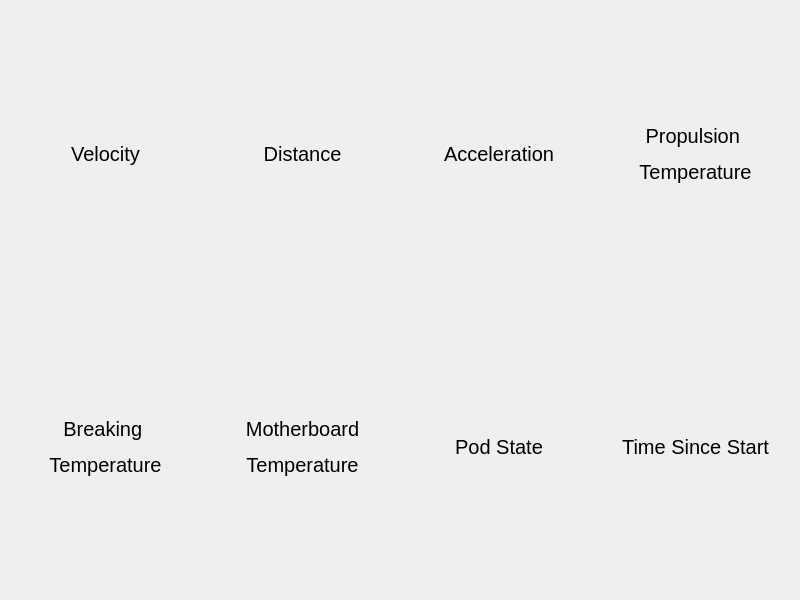
Before: the Qt Designer form dashboard/dashboard/mainwindow.ui in teamwaterloop/goose3-dashboard, drawn with Qt 5.
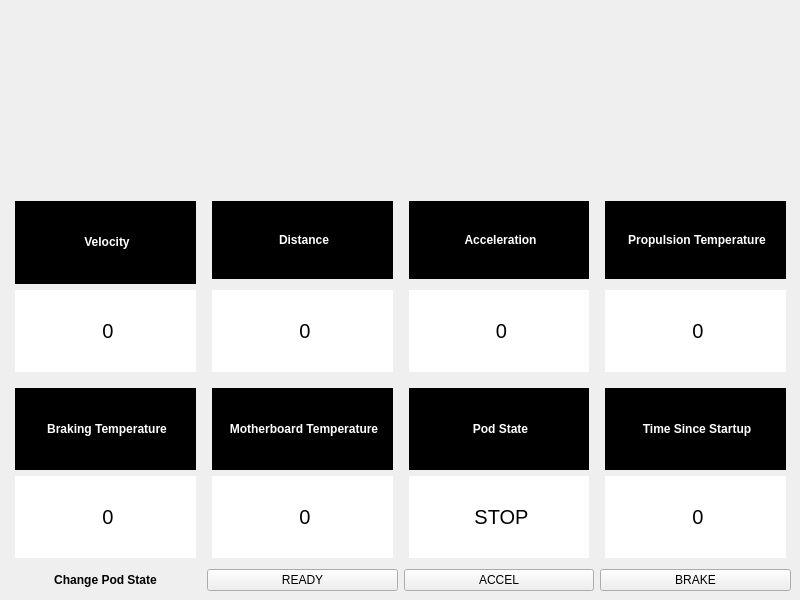
After: the same form once the commit is applied. Icons and pictures are not drawn.

The edit to the form file:
```diff
--- a/dashboard/dashboard/mainwindow.ui
+++ b/dashboard/dashboard/mainwindow.ui
@@ -23,128 +23,368 @@
     </rect>
    </property>
    <layout class="QGridLayout" name="gridLayout">
+    <item row="2" column="3">
+     <layout class="QVBoxLayout" name="ttsContainer">
+      <item>
+       <widget class="QLabel" name="label_12">
+        <property name="font">
+         <font>
+          <weight>75</weight>
+          <bold>true</bold>
+         </font>
+        </property>
+        <property name="styleSheet">
+         <string notr="true">margin-top: 5px;
+margin-left: 5px;
+margin-right: 5px;
+background: black;
+color: white;</string>
+        </property>
+        <property name="text">
+         <string>&lt;html&gt;&lt;head/&gt;&lt;body&gt;&lt;p align=&quot;center&quot;&gt;Time Since Startup&lt;/p&gt;&lt;/body&gt;&lt;/html&gt;</string>
+        </property>
+       </widget>
+      </item>
+      <item>
+       <widget class="QLabel" name="tts">
+        <property name="font">
+         <font>
+          <pointsize>15</pointsize>
+         </font>
+        </property>
+        <property name="styleSheet">
+         <string notr="true">margin-bottom: 5px;
+margin-left: 5px;
+margin-right: 5px;
+background: white;</string>
+        </property>
+        <property name="text">
+         <string>&lt;html&gt;&lt;head/&gt;&lt;body&gt;&lt;p align=&quot;center&quot;&gt;0&lt;/p&gt;&lt;/body&gt;&lt;/html&gt;</string>
+        </property>
+       </widget>
+      </item>
+     </layout>
+    </item>
+    <item row="2" column="2">
+     <layout class="QVBoxLayout" name="podStateContainer">
+      <item>
+       <widget class="QLabel" name="label_10">
+        <property name="font">
+         <font>
+          <weight>75</weight>
+          <bold>true</bold>
+         </font>
+        </property>
+        <property name="styleSheet">
+         <string notr="true">margin-top: 5px;
+margin-left: 5px;
+margin-right: 5px;
+background: black;
+color: white;</string>
+        </property>
+        <property name="text">
+         <string>&lt;html&gt;&lt;head/&gt;&lt;body&gt;&lt;p align=&quot;center&quot;&gt;Pod State&lt;/p&gt;&lt;/body&gt;&lt;/html&gt;</string>
+        </property>
+       </widget>
+      </item>
+      <item>
+       <widget class="QLabel" name="podState">
+        <property name="font">
+         <font>
+          <pointsize>15</pointsize>
+         </font>
+        </property>
+        <property name="styleSheet">
+         <string notr="true">margin-bottom: 5px;
+margin-left: 5px;
+margin-right: 5px;
+background: white;</string>
+        </property>
+        <property name="text">
+         <string>&lt;html&gt;&lt;head/&gt;&lt;body&gt;&lt;p align=&quot;center&quot;&gt;STOP&lt;/p&gt;&lt;/body&gt;&lt;/html&gt;</string>
+        </property>
+       </widget>
+      </item>
+     </layout>
+    </item>
+    <item row="2" column="1">
+     <layout class="QVBoxLayout" name="mbTempContainer">
+      <item>
+       <widget class="QLabel" name="label_8">
+        <property name="font">
+         <font>
+          <weight>75</weight>
+          <bold>true</bold>
+         </font>
+        </property>
+        <property name="styleSheet">
+         <string notr="true">margin-top: 5px;
+margin-left: 5px;
+margin-right: 5px;
+background: black;
+color: white;</string>
+        </property>
+        <property name="text">
+         <string>&lt;html&gt;&lt;head/&gt;&lt;body&gt;&lt;p align=&quot;center&quot;&gt;Motherboard Temperature&lt;/p&gt;&lt;/body&gt;&lt;/html&gt;</string>
+        </property>
+       </widget>
+      </item>
+      <item>
+       <widget class="QLabel" name="motherboardTemperature">
+        <property name="font">
+         <font>
+          <pointsize>15</pointsize>
+         </font>
+        </property>
+        <property name="styleSheet">
+         <string notr="true">margin-bottom: 5px;
+margin-left: 5px;
+margin-right: 5px;
+background: white;</string>
+        </property>
+        <property name="text">
+         <string>&lt;html&gt;&lt;head/&gt;&lt;body&gt;&lt;p align=&quot;center&quot;&gt;0&lt;/p&gt;&lt;/body&gt;&lt;/html&gt;</string>
+        </property>
+       </widget>
+      </item>
+     </layout>
+    </item>
     <item row="1" column="3">
-     <widget class="QLabel" name="timeSinceStart">
-      <property name="font">
-       <font>
-        <pointsize>15</pointsize>
-       </font>
-      </property>
-      <property name="text">
-       <string>&lt;html&gt;&lt;head/&gt;&lt;body&gt;&lt;p align=&quot;center&quot;&gt;Time Since Start&lt;/p&gt;&lt;/body&gt;&lt;/html&gt;</string>
-      </property>
-      <property name="textFormat">
-       <enum>Qt::RichText</enum>
-      </property>
-     </widget>
+     <layout class="QVBoxLayout" name="propTemperatureContainer">
+      <item>
+       <widget class="QLabel" name="label_6">
+        <property name="font">
+         <font>
+          <weight>75</weight>
+          <bold>true</bold>
+         </font>
+        </property>
+        <property name="styleSheet">
+         <string notr="true">margin: 5px;
+background: black;
+color: white;</string>
+        </property>
+        <property name="text">
+         <string>&lt;html&gt;&lt;head/&gt;&lt;body&gt;&lt;p align=&quot;center&quot;&gt;Propulsion Temperature&lt;/p&gt;&lt;/body&gt;&lt;/html&gt;</string>
+        </property>
+       </widget>
+      </item>
+      <item>
+       <widget class="QLabel" name="propulsionTemperature">
+        <property name="font">
+         <font>
+          <pointsize>15</pointsize>
+         </font>
+        </property>
+        <property name="styleSheet">
+         <string notr="true">margin-bottom: 5px;
+margin-left: 5px;
+margin-right: 5px;
+background: white;</string>
+        </property>
+        <property name="text">
+         <string>&lt;html&gt;&lt;head/&gt;&lt;body&gt;&lt;p align=&quot;center&quot;&gt;0&lt;/p&gt;&lt;/body&gt;&lt;/html&gt;</string>
+        </property>
+       </widget>
+      </item>
+     </layout>
+    </item>
+    <item row="2" column="0">
+     <layout class="QVBoxLayout" name="brakingTemperatureContainer">
+      <item>
+       <widget class="QLabel" name="label_7">
+        <property name="font">
+         <font>
+          <weight>75</weight>
+          <bold>true</bold>
+         </font>
+        </property>
+        <property name="styleSheet">
+         <string notr="true">margin-top: 5px;
+margin-left: 5px;
+margin-right: 5px;
+background: black;
+color: white;</string>
+        </property>
+        <property name="text">
+         <string>&lt;html&gt;&lt;head/&gt;&lt;body&gt;&lt;p align=&quot;center&quot;&gt;Braking Temperature&lt;/p&gt;&lt;/body&gt;&lt;/html&gt;</string>
+        </property>
+       </widget>
+      </item>
+      <item>
+       <widget class="QLabel" name="brakingTemperature">
+        <property name="font">
+         <font>
+          <pointsize>15</pointsize>
+         </font>
+        </property>
+        <property name="styleSheet">
+         <string notr="true">margin-bottom: 5px;
+margin-left: 5px;
+margin-right: 5px;
+background: white;</string>
+        </property>
+        <property name="text">
+         <string>&lt;html&gt;&lt;head/&gt;&lt;body&gt;&lt;p align=&quot;center&quot;&gt;0&lt;/p&gt;&lt;/body&gt;&lt;/html&gt;</string>
+        </property>
+       </widget>
+      </item>
+     </layout>
     </item>
     <item row="1" column="2">
-     <widget class="QLabel" name="podState">
-      <property name="font">
-       <font>
-        <pointsize>15</pointsize>
-       </font>
-      </property>
-      <property name="text">
-       <string>&lt;html&gt;&lt;head/&gt;&lt;body&gt;&lt;p align=&quot;center&quot;&gt;Pod State&lt;/p&gt;&lt;/body&gt;&lt;/html&gt;</string>
-      </property>
-      <property name="textFormat">
-       <enum>Qt::RichText</enum>
-      </property>
-     </widget>
-    </item>
-    <item row="0" column="1">
-     <widget class="QLabel" name="distance">
-      <property name="font">
-       <font>
-        <pointsize>15</pointsize>
-       </font>
-      </property>
-      <property name="text">
-       <string>&lt;html&gt;&lt;head/&gt;&lt;body&gt;&lt;p align=&quot;center&quot;&gt;Distance&lt;/p&gt;&lt;/body&gt;&lt;/html&gt;</string>
-      </property>
-      <property name="textFormat">
-       <enum>Qt::RichText</enum>
-      </property>
-     </widget>
-    </item>
-    <item row="0" column="2">
-     <widget class="QLabel" name="acceleration">
-      <property name="font">
-       <font>
-        <pointsize>15</pointsize>
-       </font>
-      </property>
-      <property name="text">
-       <string>&lt;html&gt;&lt;head/&gt;&lt;body&gt;&lt;p align=&quot;center&quot;&gt;Acceleration&lt;/p&gt;&lt;/body&gt;&lt;/html&gt;</string>
-      </property>
-      <property name="textFormat">
-       <enum>Qt::RichText</enum>
-      </property>
-     </widget>
-    </item>
-    <item row="0" column="3">
-     <widget class="QLabel" name="propTemperature">
-      <property name="font">
-       <font>
-        <pointsize>15</pointsize>
-       </font>
-      </property>
-      <property name="text">
-       <string>&lt;html&gt;&lt;head/&gt;&lt;body&gt;&lt;p align=&quot;center&quot;&gt;Propulsion &lt;/p&gt;&lt;p align=&quot;center&quot;&gt;Temperature&lt;/p&gt;&lt;/body&gt;&lt;/html&gt;</string>
-      </property>
-      <property name="textFormat">
-       <enum>Qt::RichText</enum>
-      </property>
-     </widget>
+     <layout class="QVBoxLayout" name="accelerationContainer">
+      <item>
+       <widget class="QLabel" name="label_5">
+        <property name="font">
+         <font>
+          <weight>75</weight>
+          <bold>true</bold>
+         </font>
+        </property>
+        <property name="styleSheet">
+         <string notr="true">margin: 5px;
+background: black;
+color: white;</string>
+        </property>
+        <property name="text">
+         <string>&lt;html&gt;&lt;head/&gt;&lt;body&gt;&lt;p align=&quot;center&quot;&gt;Acceleration&lt;/p&gt;&lt;/body&gt;&lt;/html&gt;</string>
+        </property>
+       </widget>
+      </item>
+      <item>
+       <widget class="QLabel" name="acceleration">
+        <property name="font">
+         <font>
+          <pointsize>15</pointsize>
+         </font>
+        </property>
+        <property name="styleSheet">
+         <string notr="true">margin-bottom: 5px;
+margin-left: 5px;
+margin-right: 5px;
+background: white;</string>
+        </property>
+        <property name="text">
+         <string>&lt;html&gt;&lt;head/&gt;&lt;body&gt;&lt;p align=&quot;center&quot;&gt;0&lt;/p&gt;&lt;/body&gt;&lt;/html&gt;</string>
+        </property>
+       </widget>
+      </item>
+     </layout>
     </item>
     <item row="1" column="0">
-     <widget class="QLabel" name="breakTemperature">
-      <property name="font">
-       <font>
-        <pointsize>15</pointsize>
-       </font>
-      </property>
-      <property name="text">
-       <string>&lt;html&gt;&lt;head/&gt;&lt;body&gt;&lt;p align=&quot;center&quot;&gt;Breaking &lt;/p&gt;&lt;p align=&quot;center&quot;&gt;Temperature&lt;/p&gt;&lt;/body&gt;&lt;/html&gt;</string>
-      </property>
-      <property name="textFormat">
-       <enum>Qt::RichText</enum>
-      </property>
-     </widget>
+     <layout class="QVBoxLayout" name="velocityContainer">
+      <item>
+       <widget class="QLabel" name="label_3">
+        <property name="styleSheet">
+         <string notr="true">margin-top: 5px;
+margin-left: 5px;
+margin-right: 5px;
+background: black;
+color: white;</string>
+        </property>
+        <property name="text">
+         <string>&lt;html&gt;&lt;head/&gt;&lt;body&gt;&lt;p align=&quot;center&quot;&gt;&lt;span style=&quot; font-weight:600;&quot;&gt;Velocity&lt;/span&gt;&lt;/p&gt;&lt;/body&gt;&lt;/html&gt;</string>
+        </property>
+       </widget>
+      </item>
+      <item>
+       <widget class="QLabel" name="velocity">
+        <property name="font">
+         <font>
+          <pointsize>15</pointsize>
+         </font>
+        </property>
+        <property name="styleSheet">
+         <string notr="true">margin-bottom: 5px;
+margin-left: 5px;
+margin-right: 5px;
+background: white;</string>
+        </property>
+        <property name="text">
+         <string>&lt;html&gt;&lt;head/&gt;&lt;body&gt;&lt;p align=&quot;center&quot;&gt;0&lt;/p&gt;&lt;/body&gt;&lt;/html&gt;</string>
+        </property>
+       </widget>
+      </item>
+     </layout>
     </item>
     <item row="1" column="1">
-     <widget class="QLabel" name="mbTemperature">
+     <layout class="QVBoxLayout" name="distanceContainer">
+      <item>
+       <widget class="QLabel" name="label_4">
+        <property name="styleSheet">
+         <string notr="true">margin: 5px;
+background: black;
+color: white;</string>
+        </property>
+        <property name="text">
+         <string>&lt;html&gt;&lt;head/&gt;&lt;body&gt;&lt;p align=&quot;center&quot;&gt;&lt;span style=&quot; font-weight:600;&quot;&gt;Distance&lt;/span&gt;&lt;/p&gt;&lt;/body&gt;&lt;/html&gt;</string>
+        </property>
+       </widget>
+      </item>
+      <item>
+       <widget class="QLabel" name="distance">
+        <property name="font">
+         <font>
+          <pointsize>15</pointsize>
+         </font>
+        </property>
+        <property name="styleSheet">
+         <string notr="true">margin-bottom: 5px;
+margin-left: 5px;
+margin-right: 5px;
+background: white;</string>
+        </property>
+        <property name="text">
+         <string>&lt;html&gt;&lt;head/&gt;&lt;body&gt;&lt;p align=&quot;center&quot;&gt;0&lt;/p&gt;&lt;/body&gt;&lt;/html&gt;</string>
+        </property>
+       </widget>
+      </item>
+     </layout>
+    </item>
+    <item row="3" column="3">
+     <widget class="QPushButton" name="brakeButton">
+      <property name="text">
+       <string>BRAKE</string>
+      </property>
+     </widget>
+    </item>
+    <item row="3" column="0">
+     <widget class="QLabel" name="label">
       <property name="font">
        <font>
-        <pointsize>15</pointsize>
+        <weight>75</weight>
+        <bold>true</bold>
        </font>
       </property>
       <property name="text">
-       <string>&lt;html&gt;&lt;head/&gt;&lt;body&gt;&lt;p align=&quot;center&quot;&gt;Motherboard&lt;/p&gt;&lt;p align=&quot;center&quot;&gt; Temperature&lt;/p&gt;&lt;/body&gt;&lt;/html&gt;</string>
+       <string>&lt;html&gt;&lt;head/&gt;&lt;body&gt;&lt;p align=&quot;center&quot;&gt;Change Pod State&lt;/p&gt;&lt;/body&gt;&lt;/html&gt;</string>
       </property>
-      <property name="textFormat">
-       <enum>Qt::RichText</enum>
-      </property>
      </widget>
     </item>
-    <item row="0" column="0">
-     <widget class="QLabel" name="velocity">
-      <property name="font">
-       <font>
-        <pointsize>15</pointsize>
-        <weight>50</weight>
-        <bold>false</bold>
-       </font>
+    <item row="0" column="0" colspan="4">
+     <widget class="QLabel" name="label_2">
+      <property name="text">
+       <string/>
       </property>
-      <property name="layoutDirection">
-       <enum>Qt::LeftToRight</enum>
+      <property name="pixmap">
+       <pixmap resource="resources.qrc">:/res/logo.png</pixmap>
       </property>
+      <property name="alignment">
+       <set>Qt::AlignCenter</set>
+      </property>
+     </widget>
+    </item>
+    <item row="3" column="1">
+     <widget class="QPushButton" name="readyButton">
       <property name="text">
-       <string>&lt;html&gt;&lt;head/&gt;&lt;body&gt;&lt;p align=&quot;center&quot;&gt;Velocity&lt;/p&gt;&lt;/body&gt;&lt;/html&gt;</string>
+       <string>READY</string>
       </property>
-      <property name="textFormat">
-       <enum>Qt::RichText</enum>
+     </widget>
+    </item>
+    <item row="3" column="2">
+     <widget class="QPushButton" name="accelButton">
+      <property name="text">
+       <string>ACCEL</string>
       </property>
      </widget>
     </item>
```
Left out of the diff: 4 changed lines with no effect on the pictures.
